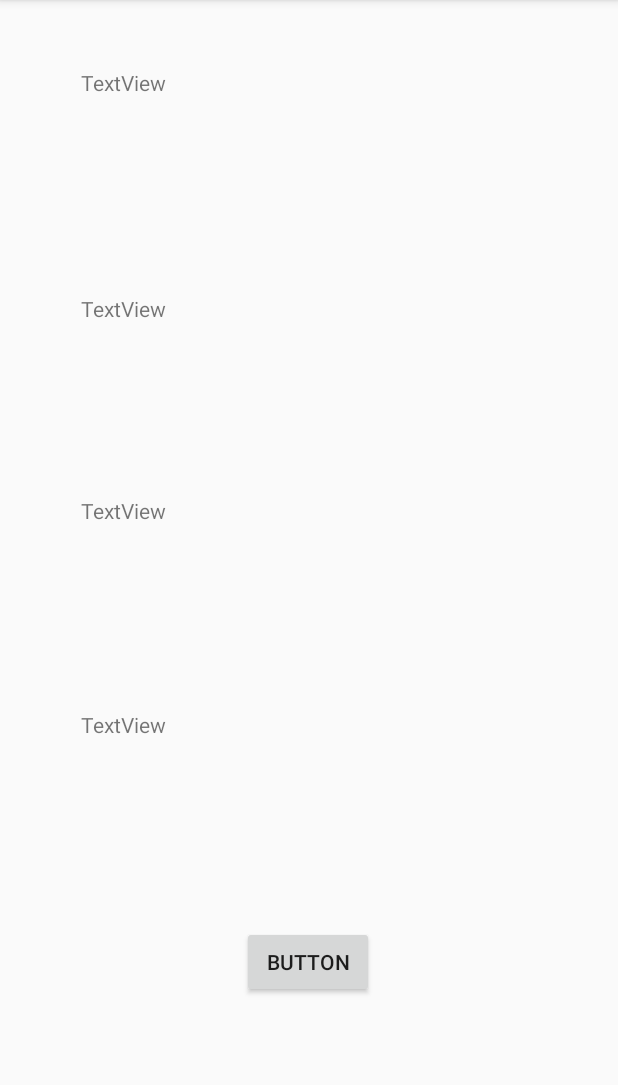
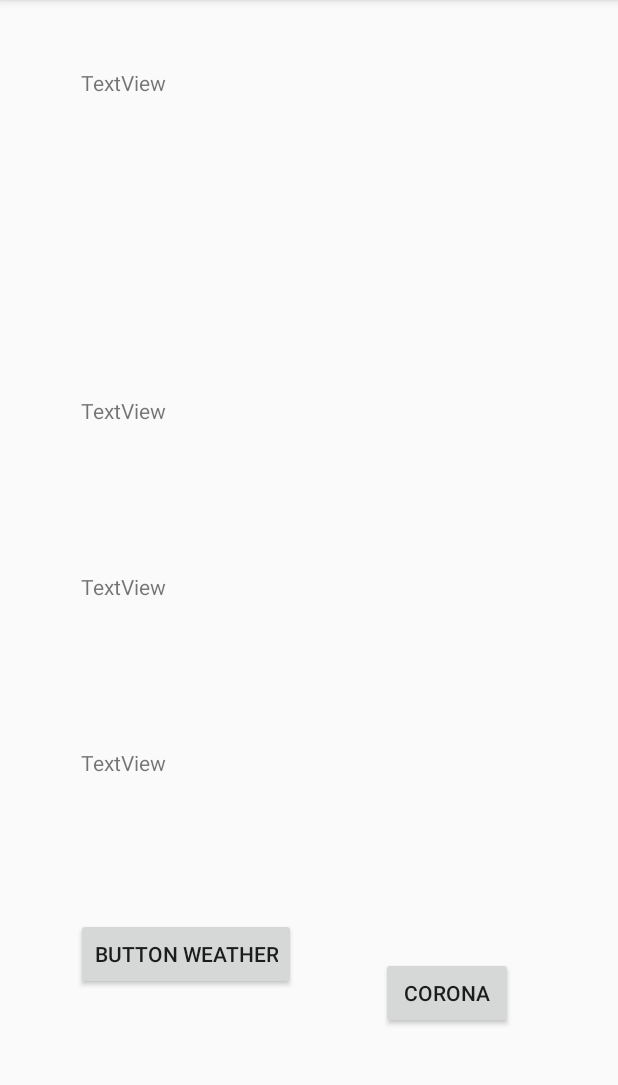
Before and after one commit to venividivici321/termpro, an Android app: the MainActivity screen opened directly, with no data from a screen before it, on a phone screen of 412 x 824 dp, the part 84-1169 px from its top. Run offline under Robolectric (Android 15) with nearby library versions, the phone set to English and light mode, and no system bars.

Commit message:
corona verisi çekebiliyoruz linkten.uğraşıp text viewlara koymadım ama yapılıyor. top22 ulkednin verisini çekiyor ,daha güzel bi api bulunabilir ,araştırıyorum.

```diff
--- a/app/src/main/res/layout/activity_main.xml
+++ b/app/src/main/res/layout/activity_main.xml
@@ -23,35 +23,39 @@
         android:id="@+id/button"
         android:layout_width="wrap_content"
         android:layout_height="wrap_content"
+        android:layout_marginEnd="5dp"
         android:onClick="goMethod"
-        android:text="Button"
+        android:text="Button Weather"
         app:layout_constraintBottom_toBottomOf="parent"
         app:layout_constraintEnd_toEndOf="parent"
-        app:layout_constraintHorizontal_bias="0.498"
+        app:layout_constraintEnd_toStartOf="@+id/button2"
+        app:layout_constraintHorizontal_bias="0.191"
         app:layout_constraintStart_toStartOf="parent"
         app:layout_constraintTop_toTopOf="parent"
-        app:layout_constraintVertical_bias="0.857" />
+        app:layout_constraintVertical_bias="0.85" />
 
     <TextView
         android:id="@+id/textView"
         android:layout_width="0dp"
         android:layout_height="0dp"
         android:layout_marginTop="45dp"
-        android:layout_marginBottom="55dp"
+        android:layout_marginBottom="374dp"
         android:text="TextView"
-        app:layout_constraintBottom_toTopOf="@+id/textView2"
+        app:layout_constraintBottom_toTopOf="@+id/button2"
         app:layout_constraintEnd_toEndOf="@+id/textView2"
+        app:layout_constraintHorizontal_bias="1.0"
         app:layout_constraintStart_toStartOf="@+id/textView2"
         app:layout_constraintTop_toTopOf="parent" />
 
     <TextView
         android:id="@+id/textView2"
-        android:layout_width="0dp"
-        android:layout_height="0dp"
+        android:layout_width="309dp"
+        android:layout_height="77dp"
         android:layout_marginBottom="40dp"
         android:text="TextView"
         app:layout_constraintBottom_toTopOf="@+id/textView3"
         app:layout_constraintEnd_toEndOf="@+id/textView3"
+        app:layout_constraintHorizontal_bias="0.0"
         app:layout_constraintStart_toStartOf="@+id/textView3"
         app:layout_constraintTop_toBottomOf="@+id/textView" />
 
@@ -65,4 +69,17 @@
         app:layout_constraintEnd_toEndOf="@+id/textView4"
         app:layout_constraintStart_toStartOf="@+id/textView4"
         app:layout_constraintTop_toBottomOf="@+id/textView2" />
+
+    <Button
+        android:id="@+id/button2"
+        android:layout_width="wrap_content"
+        android:layout_height="wrap_content"
+        android:layout_marginEnd="19dp"
+        android:layout_marginBottom="82dp"
+        android:onClick="getCorona"
+        android:text="corona"
+        app:layout_constraintBottom_toBottomOf="parent"
+        app:layout_constraintEnd_toEndOf="parent"
+        app:layout_constraintStart_toEndOf="@+id/button"
+        app:layout_constraintTop_toBottomOf="@+id/textView" />
 </androidx.constraintlayout.widget.ConstraintLayout>
```
Also changed, not shown: app/src/main/java/com/example/myapplication/MainActivity.java (+82 -27 lines).
